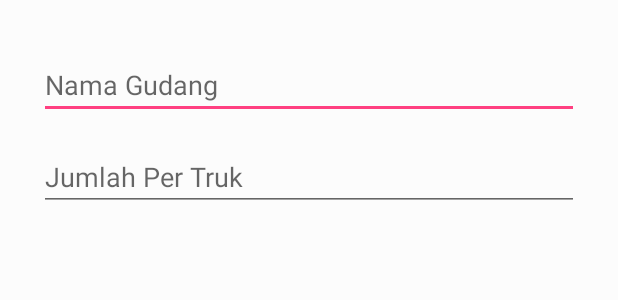
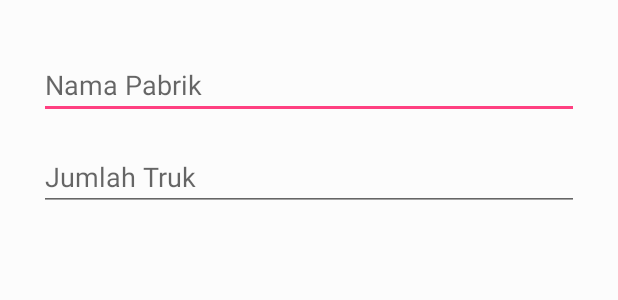
Before and after one commit to Bahroel0/SPK-Transportasi, an Android app: the layout edit_item_destination.xml on its own in the app's theme, with its tools: preview values and no code run, on a phone screen of 412 x 824 dp. Shown: the top 300 px of the screen. Run offline under Robolectric (Android 15) with nearby library versions, the phone set to English and light mode, and no system bars.

Commit message:
fix bayar add from destination data add

```diff
--- a/app/src/main/java/com/example/bahroel/spk/adapters/CostAdapter.java
+++ b/app/src/main/java/com/example/bahroel/spk/adapters/CostAdapter.java
@@ -59,6 +59,12 @@ public class CostAdapter extends RealmRecyclerViewAdapter<Cost> {
         // set the title and the snippet
         holder.tvWare.setText(cost.getSourceName() + " ke " + cost.getDestinationName());
         holder.tvValue.setText(String.valueOf(cost.getCost()));
+        holder.btnEdit.setOnClickListener(new View.OnClickListener() {
+            @Override
+            public void onClick(View view) {
+
+            }
+        });
 
     }
 
--- a/app/src/main/res/layout/edit_item.xml
+++ b/app/src/main/res/layout/edit_item.xml
@@ -31,7 +31,7 @@
             android:layout_height="wrap_content"
             android:layout_marginBottom="8dp"
             android:layout_marginTop="8dp"
-            android:hint="Jumlah Per Truk" />
+            android:hint="Jumlah Truk" />
     </LinearLayout>
 
 </android.support.constraint.ConstraintLayout>
--- a/app/src/main/res/layout/edit_item_destination.xml
+++ b/app/src/main/res/layout/edit_item_destination.xml
@@ -23,7 +23,7 @@
             android:layout_height="wrap_content"
             android:layout_marginBottom="8dp"
             android:layout_marginTop="8dp"
-            android:hint="Nama Gudang" />
+            android:hint="Nama Pabrik" />
         <EditText
             android:id="@+id/etJumlahDst"
             android:inputType="text"
@@ -31,7 +31,7 @@
             android:layout_height="wrap_content"
             android:layout_marginBottom="8dp"
             android:layout_marginTop="8dp"
-            android:hint="Jumlah Per Truk" />
+            android:hint="Jumlah Truk" />
     </LinearLayout>
 
 </android.support.constraint.ConstraintLayout>
```
Also changed, not shown: app/src/main/java/com/example/bahroel/spk/activity/CostActivity.java (+4 -3 lines), app/src/main/java/com/example/bahroel/spk/activity/DestinationActivity.java (+24 -0 lines), 9 other files.
